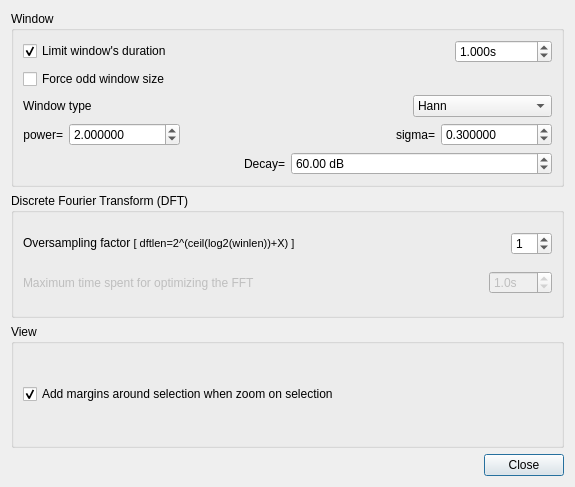
First picture: the form in src/gvamplitudespectrumwdialogsettings.ui, repository gillesdegottex/dfasma, before the edit.
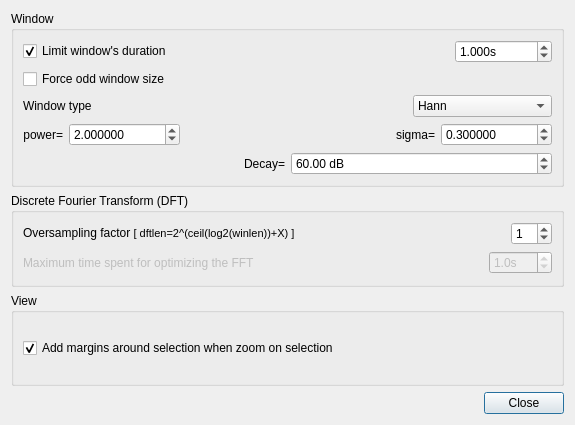
Second picture: the form after the edit. Icons and pictures are not drawn.

What changed in the file:
```diff
--- a/src/gvamplitudespectrumwdialogsettings.ui
+++ b/src/gvamplitudespectrumwdialogsettings.ui
@@ -7,7 +7,7 @@
     <x>0</x>
     <y>0</y>
     <width>575</width>
-    <height>487</height>
+    <height>425</height>
    </rect>
   </property>
   <property name="windowTitle">
```
Left out of the diff: 20 changed lines with no effect on the pictures.
